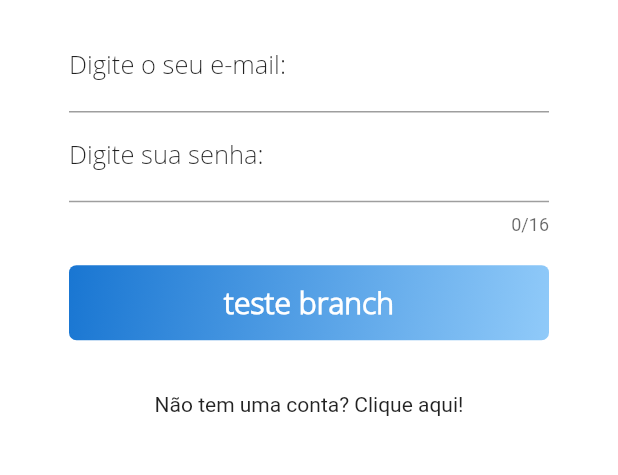
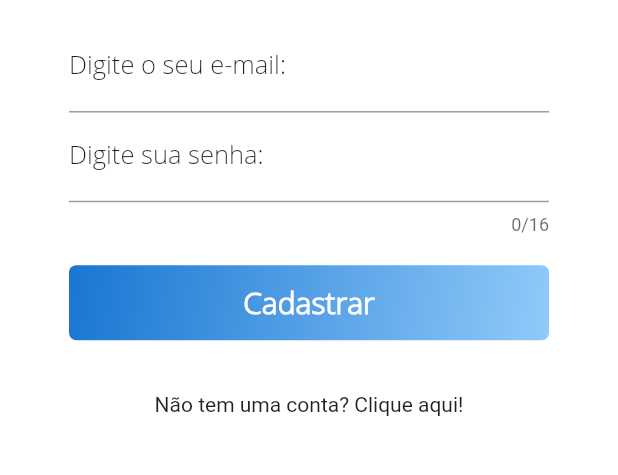
Before and after one commit to gutovesco/projeto-fatec2, a Flutter app: the Autenticacao screen opened by its route, on a phone screen of 412 x 824 dp, the part 561-1036 px from its top. Run offline on Flutter 3.47's test engine with Material 2 defaults, Android fonts, the phone set to English and light mode, and no system bars; our stand-ins replace cloud_firestore, cloud_functions, firebase_auth, firebase_database, toast; accounts and stored records are empty.

Commit message:
finished screen

```diff
--- a/lib/telas/TelaAutenticacao.dart
+++ b/lib/telas/TelaAutenticacao.dart
@@ -110,7 +110,7 @@ class _AutenticacaoState extends State<Autenticacao> {
                    child:
                   Center(
                        child: Text(
-                         "teste branch",
+                         "Cadastrar",
                          textAlign: TextAlign.center,
                          style: TextStyle(
                            fontWeight: FontWeight.bold,
```
